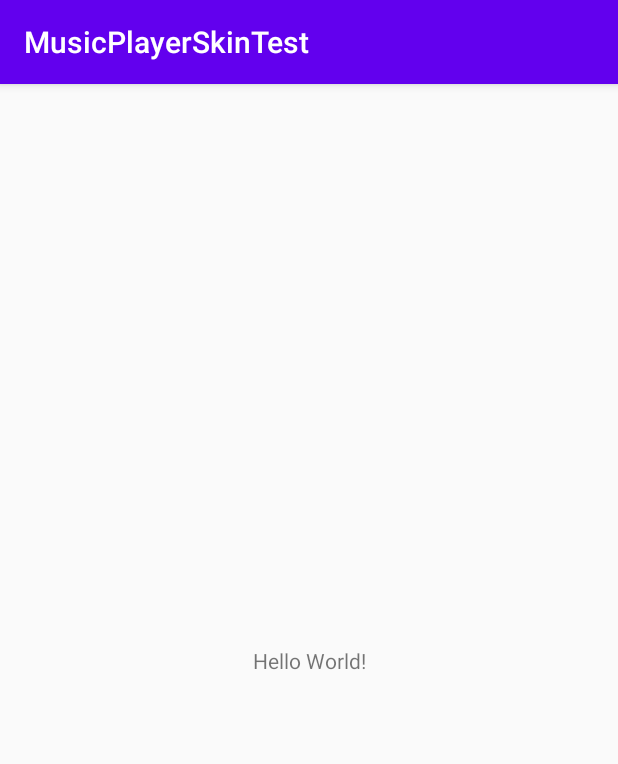
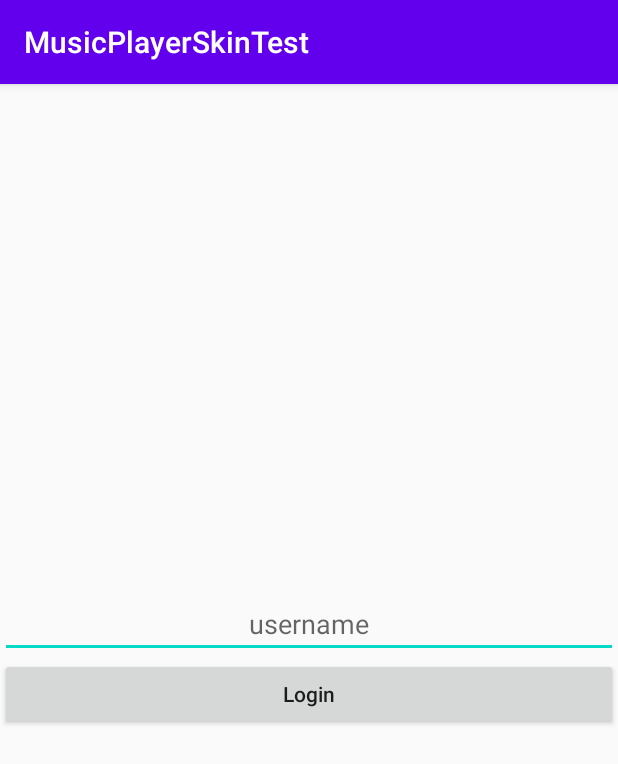
Before and after one commit to 12313kaihuang/KotlinTest, an Android app: the screen it shows after launch (MainActivity before the commit, LoginActivity after it), on a phone screen of 412 x 824 dp. Shown: the top 764 px of the screen. Run offline under Robolectric (Android 15) with nearby library versions, the phone set to English and light mode, and no system bars; our stand-ins replace data binding.

Commit message:
feat(skin test):finished MusicPlayerSkinTest.

```diff
--- a/Demos/MusicPlayerSkinTest/app/src/main/AndroidManifest.xml
+++ b/Demos/MusicPlayerSkinTest/app/src/main/AndroidManifest.xml
@@ -9,13 +9,16 @@
         android:roundIcon="@mipmap/ic_launcher_round"
         android:supportsRtl="true"
         android:theme="@style/AppTheme">
-        <activity android:name=".MainActivity">
+        <activity android:name=".LoginActivity">
             <intent-filter>
                 <action android:name="android.intent.action.MAIN" />
 
                 <category android:name="android.intent.category.LAUNCHER" />
             </intent-filter>
         </activity>
+        <activity
+            android:theme="@style/Theme.AppCompat.Light.NoActionBar"
+            android:name=".MainActivity" />
     </application>
 
 </manifest>
--- a/Demos/MusicPlayerSkinTest/app/src/main/java/com/yu/hu/musicplayerskintest/BaseActivity.kt
+++ b/Demos/MusicPlayerSkinTest/app/src/main/java/com/yu/hu/musicplayerskintest/BaseActivity.kt
@@ -1,8 +1,35 @@
 package com.yu.hu.musicplayerskintest
+
+import android.os.Bundle
+import android.view.LayoutInflater
+import android.widget.Toast
+import androidx.annotation.LayoutRes
+import androidx.appcompat.app.AppCompatActivity
+import androidx.databinding.DataBindingUtil
+import androidx.databinding.ViewDataBinding
+import java.lang.RuntimeException
 
 /**
  *@author Hy
  *created on 2020/07/04 18:30
  **/
-class BaseActivity {
+abstract class BaseActivity<T : ViewDataBinding> : AppCompatActivity() {
+
+    protected var mDataBinding: T? = null
+
+    override fun onCreate(savedInstanceState: Bundle?) {
+        super.onCreate(savedInstanceState)
+        mDataBinding = DataBindingUtil.setContentView(this, getLayoutId())
+        if (null == mDataBinding) {
+            throw RuntimeException("error inflate dataBinding with layout:${getLayoutId()}")
+        }
+    }
+
+    fun shortToast(msg: String) = Toast.makeText(this, msg, Toast.LENGTH_SHORT).show()
+
+    /**
+     * get the layout res
+     */
+    @LayoutRes
+    abstract fun getLayoutId(): Int
 }
--- a/Demos/MusicPlayerSkinTest/app/src/main/java/com/yu/hu/musicplayerskintest/LoginActivity.kt
+++ b/Demos/MusicPlayerSkinTest/app/src/main/java/com/yu/hu/musicplayerskintest/LoginActivity.kt
@@ -1,8 +1,35 @@
 package com.yu.hu.musicplayerskintest
+
+import android.content.Intent
+import android.os.Bundle
+import android.view.View
+import com.yu.hu.musicplayerskintest.databinding.ActivityLoginBinding
 
 /**
  *@author Hy
  *created on 2020/07/04 18:30
+ *
+ * LoginActivity
  **/
-class LoginActivity {
+class LoginActivity : BaseActivity<ActivityLoginBinding>(), View.OnClickListener {
+
+    override fun onCreate(savedInstanceState: Bundle?) {
+        super.onCreate(savedInstanceState)
+        mDataBinding?.loginBtn?.setOnClickListener(this)
+    }
+
+    override fun getLayoutId(): Int = R.layout.activity_login
+
+    override fun onClick(v: View?) {
+        //login button clicked
+        val username = mDataBinding?.username?.text.toString()
+        if (username.isEmpty()) {
+            shortToast("username is null")
+            return
+        }
+        shortToast("hello $username")
+        val intent = Intent(this, MainActivity::class.java)
+        intent.putExtra("username", username)
+        startActivity(intent)
+    }
 }
--- a/Demos/MusicPlayerSkinTest/app/src/main/res/layout/activity_login.xml
+++ b/Demos/MusicPlayerSkinTest/app/src/main/res/layout/activity_login.xml
@@ -1,6 +1,33 @@
 <?xml version="1.0" encoding="utf-8"?>
-<LinearLayout xmlns:android="http://schemas.android.com/apk/res/android"
-    android:orientation="vertical" android:layout_width="match_parent"
-    android:layout_height="match_parent">
+<layout xmlns:android="http://schemas.android.com/apk/res/android">
 
-</LinearLayout>
+    <data>
+
+    </data>
+
+    <LinearLayout
+        android:layout_width="match_parent"
+        android:layout_height="match_parent"
+        android:gravity="center_vertical"
+        android:orientation="vertical">
+
+
+        <EditText
+            android:id="@+id/username"
+            android:layout_width="match_parent"
+            android:layout_height="wrap_content"
+            android:layout_gravity="center_vertical"
+            android:gravity="center"
+            android:hint="@string/username"
+            android:importantForAutofill="no"
+            android:inputType="text" />
+
+        <Button
+            android:id="@+id/login_btn"
+            android:layout_width="match_parent"
+            android:layout_height="wrap_content"
+            android:text="@string/login"
+            android:textAllCaps="false" />
+
+    </LinearLayout>
+</layout>
--- a/Demos/MusicPlayerSkinTest/app/src/main/res/values/strings.xml
+++ b/Demos/MusicPlayerSkinTest/app/src/main/res/values/strings.xml
@@ -1,3 +1,5 @@
 <resources>
     <string name="app_name">MusicPlayerSkinTest</string>
+    <string name="username">username</string>
+    <string name="login">Login</string>
 </resources>
```
Also changed, not shown: Demos/MusicPlayerSkinTest/app/build.gradle (+16 -1 lines), Demos/MusicPlayerSkinTest/app/src/main/java/com/yu/hu/musicplayerskintest/MainActivity.kt (+14 -3 lines), Demos/MusicPlayerSkinTest/app/src/main/java/com/yu/hu/musicplayerskintest/User.kt (added, +9 -0 lines), Demos/MusicPlayerSkinTest/app/src/main/java/com/yu/hu/musicplayerskintest/skin/BluePlayerSkin.kt (added, +10 -0 lines), Demos/MusicPlayerSkinTest/app/src/main/java/com/yu/hu/musicplayerskintest/skin/PlayerSkin.kt (+27 -1 lines), Demos/MusicPlayerSkinTest/app/src/main/java/com/yu/hu/musicplayerskintest/skin/PlayerViewType.kt (added, +26 -0 lines), Demos/MusicPlayerSkinTest/app/src/main/java/com/yu/hu/musicplayerskintest/skin/RedPlayerSkin.kt (added, +10 -0 lines), Demos/MusicPlayerSkinTest/app/src/main/java/com/yu/hu/musicplayerskintest/skin/SkinManager.kt (+20 -1 lines), Demos/MusicPlayerSkinTest/app/src/main/java/com/yu/hu/musicplayerskintest/skin/VIPSkin.kt (added, +9 -0 lines), Demos/MusicPlayerSkinTest/app/src/main/res/layout/activity_main.xml (+25 -4 lines), Demos/MusicPlayerSkinTest/app/src/main/res/layout/item_skin.xml (+26 -4 lines), Demos/MusicPlayerSkinTest/app/src/main/res/layout/layout_action_bar.xml (added, +26 -0 lines), 1 other file.
